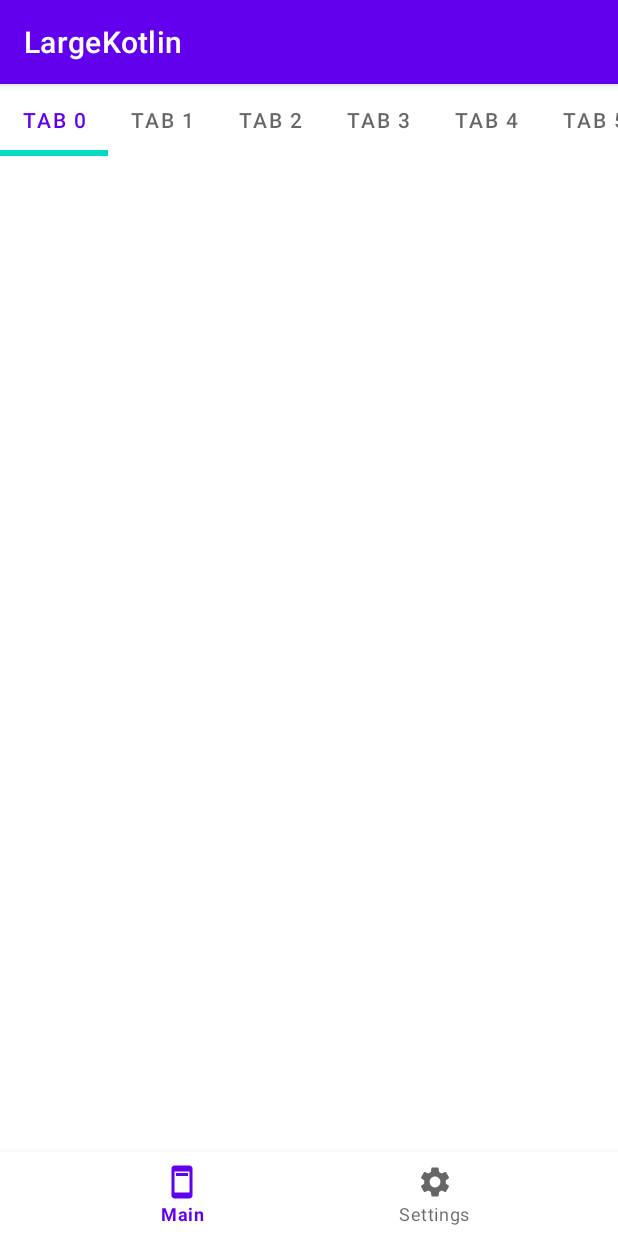
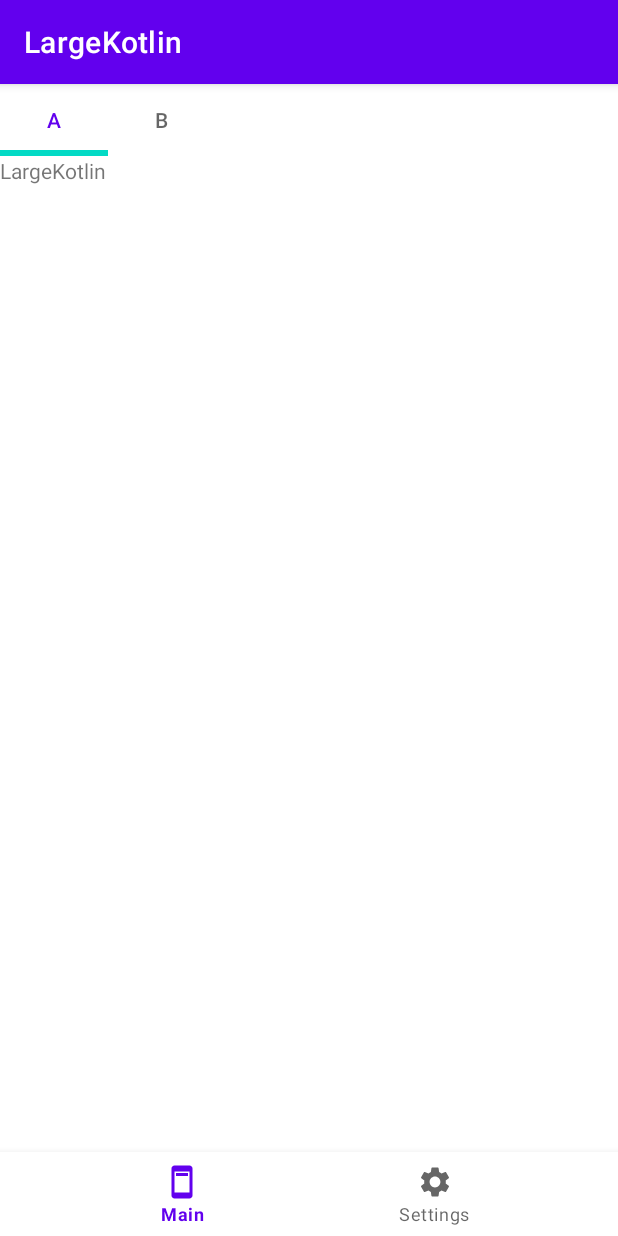
Before and after one commit to OlegQt/LargeKotlin, an Android app: the screen it shows after launch (RootActivity), on a phone screen of 412 x 824 dp. Run offline under Robolectric (Android 15) with nearby library versions, the phone set to English and light mode, and no system bars.

Commit message:
TabLayout in MainFragment connected with ViewPager via TabLayoutMediator

```diff
--- a/app/build.gradle
+++ b/app/build.gradle
@@ -37,6 +37,7 @@ android {
 }
 
 dependencies {
+    implementation("androidx.viewpager2:viewpager2:1.0.0")
 
     implementation 'androidx.core:core-ktx:1.8.0'
     implementation 'androidx.appcompat:appcompat:1.6.1'
--- a/app/src/main/java/com/largekotlin/MainFragment.kt
+++ b/app/src/main/java/com/largekotlin/MainFragment.kt
@@ -5,6 +5,9 @@ import androidx.fragment.app.Fragment
 import android.view.LayoutInflater
 import android.view.View
 import android.view.ViewGroup
+import androidx.fragment.app.FragmentActivity
+import androidx.viewpager2.adapter.FragmentStateAdapter
+import com.google.android.material.tabs.TabLayoutMediator
 import com.largekotlin.databinding.FragmentMainBinding
 import com.largekotlin.fragments.Tab1Fragment
 
@@ -27,10 +30,16 @@ class MainFragment : Fragment() {
         super.onViewCreated(view, savedInstanceState)
 
         val fragmentMap = mutableMapOf<String, Fragment>()
-        fragmentMap.put("A", Tab1Fragment())
-        for (i in 0 until 10) {
-            binding.tabLayout.addTab(binding.tabLayout.newTab().setText("Tab $i"))
-        }
+
+        fragmentMap["A"] = Tab1Fragment()
+        fragmentMap["B"] = MainFragment()
+
+        val adapter = FragmentAdapter(requireActivity(), fragmentList = fragmentMap.values.toList())
+        binding.viewpagerHolder.adapter = adapter
+        TabLayoutMediator(binding.tabLayout,binding.viewpagerHolder){tab,pos ->
+            tab.text = fragmentMap.keys.elementAt(pos)
+        }.attach()
+
     }
 
     override fun onDestroy() {
@@ -42,4 +51,11 @@ class MainFragment : Fragment() {
         @JvmStatic
         fun newInstance() = MainFragment()
     }
+
+
+    class FragmentAdapter(private val fragmentActivity: FragmentActivity, private val fragmentList:List<Fragment>):FragmentStateAdapter(fragmentActivity){
+        override fun getItemCount() = fragmentList.size
+        override fun createFragment(position: Int) = fragmentList.elementAt(position)
+
+    }
 }
--- a/app/src/main/res/layout/fragment_main.xml
+++ b/app/src/main/res/layout/fragment_main.xml
@@ -19,4 +19,11 @@
         app:layout_constraintStart_toStartOf="parent"
         app:layout_constraintTop_toTopOf="parent" />
 
+    <androidx.viewpager2.widget.ViewPager2
+        android:id="@+id/viewpager_holder"
+        android:layout_width="match_parent"
+        android:layout_height="0dp"
+        app:layout_constraintTop_toBottomOf="@id/tab_layout"
+        app:layout_constraintBottom_toBottomOf="parent"/>
+
 </androidx.constraintlayout.widget.ConstraintLayout>
```
